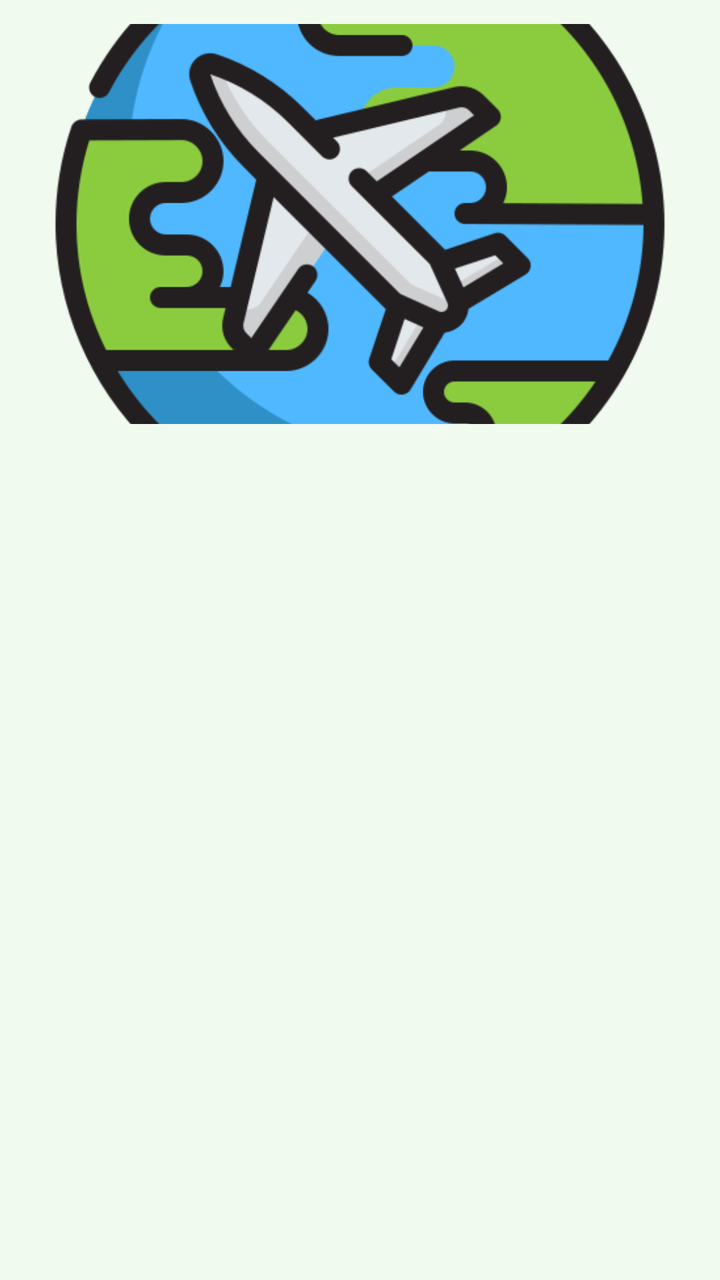
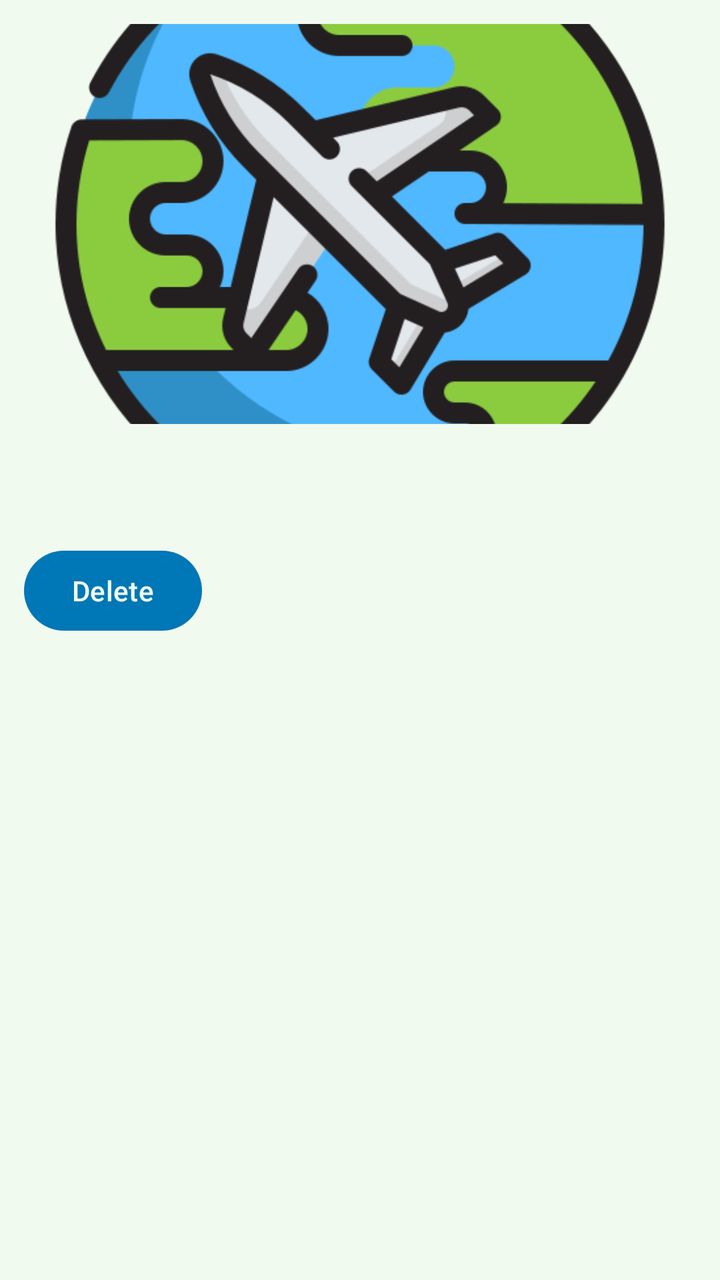

Screens rendered from an Android XML layout before and after an edit, with the pre-edit source and the edit as a unified diff.
<!-- AndroidManifest.xml: application theme Theme.WebAppProject -->
<!-- res/layout/destination_card.xml -->
<?xml version="1.0" encoding="utf-8"?>
<LinearLayout xmlns:android="http://schemas.android.com/apk/res/android"
    android:orientation="vertical"
    android:padding="12dp"
    android:layout_width="match_parent"
    android:layout_height="wrap_content">

    <ImageView
        android:id="@+id/cardImage"
        android:layout_width="match_parent"
        android:layout_height="200dp"
        android:scaleType="centerCrop"
        android:src="@drawable/world_icon"
        android:layout_marginBottom="8dp"/>

    <TextView
        android:id="@+id/cardName"
        android:textSize="18sp"
        android:textStyle="bold"
        android:layout_width="wrap_content"
        android:layout_height="wrap_content"/>

    <TextView
        android:id="@+id/cardDescription"
        android:layout_width="wrap_content"
        android:layout_height="wrap_content"/>

</LinearLayout>
<!-- resources referenced by this layout -->
<resources>
  <!-- drawable world_icon: png bitmap (drawable, 49991 bytes) -->
  <style name="Theme.WebAppProject" parent="Base.Theme.WebAppProject" />
  <style name="Base.Theme.WebAppProject" parent="Theme.Material3.DayNight.NoActionBar">
  
          <item name="colorPrimary">@color/colorPrimary</item>
          <item name="colorPrimaryContainer">@color/colorPrimaryDark</item>
          <item name="colorOnPrimary">@color/backgroundColor</item>
  
          <item name="colorSecondary">@color/colorAccent</item>
          <item name="colorSecondaryContainer">@color/colorAccent</item>
          <item name="colorOnSecondary">@color/textPrimary</item>
  
          <item name="android:windowBackground">@color/backgroundColor</item>
          <item name="colorSurface">@color/backgroundColor</item>
          <item name="colorOnSurface">@color/textPrimary</item>
  
          <item name="android:textColorPrimary">@color/textPrimary</item>
          <item name="android:textColorSecondary">@color/colorPrimaryDark</item>
  
      </style>
  <color name="colorPrimary">#0077B6</color>
  <color name="colorPrimaryDark">#023E8A</color>
  <color name="backgroundColor">#F1FAEE</color>
  <color name="colorAccent">#FFB703</color>
  <color name="textPrimary">#1D3557</color>
</resources>

<!-- the commit's change to res/layout/destination_card.xml (unified diff, before → after) -->
@@ -25,4 +25,12 @@
         android:layout_width="wrap_content"
         android:layout_height="wrap_content"/>
 
+    <Button
+        android:id="@+id/btnDelete"
+        android:layout_width="wrap_content"
+        android:layout_height="wrap_content"
+        android:text="Delete"
+        android:textAllCaps="false"
+        android:layout_marginTop="8dp"/>
+
 </LinearLayout>
